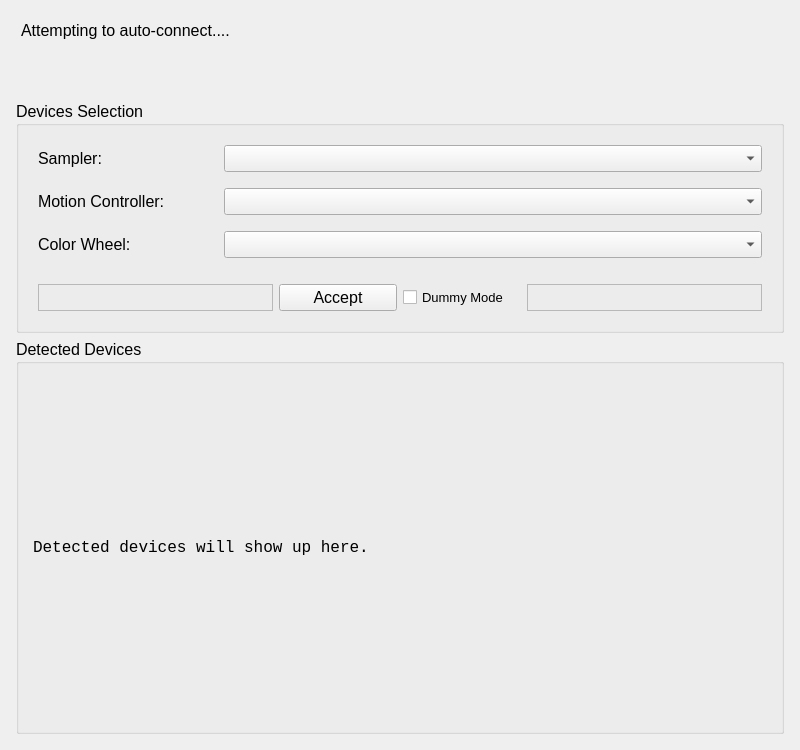
Before: the Qt Designer form ui/device_manager.ui in mitbailey/MMC, drawn with Qt 5.
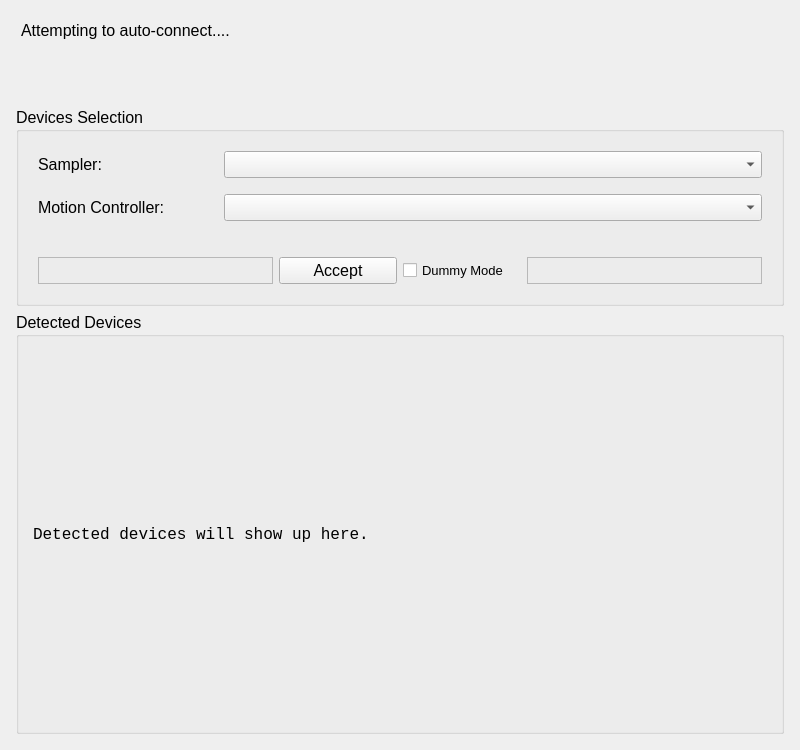
After: the same form once the commit is applied.

Commit message: Moved networking development to the network branch.

Patch:
```diff
--- a/ui/device_manager.ui
+++ b/ui/device_manager.ui
@@ -161,16 +161,6 @@
             <property name="bottomMargin">
              <number>5</number>
             </property>
-            <item>
-             <widget class="QLabel" name="label_5">
-              <property name="text">
-               <string>Color Wheel:</string>
-              </property>
-             </widget>
-            </item>
-            <item>
-             <widget class="QComboBox" name="wheel_combo"/>
-            </item>
            </layout>
           </item>
           <item>
```
The commit also changes 2 other files.
